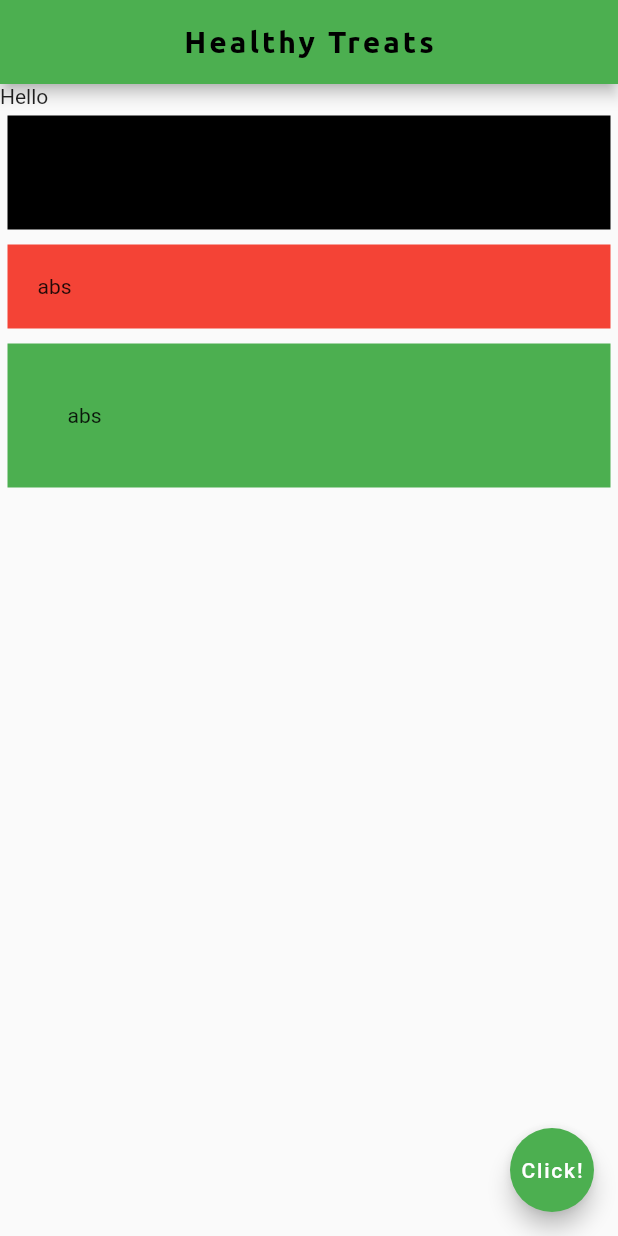
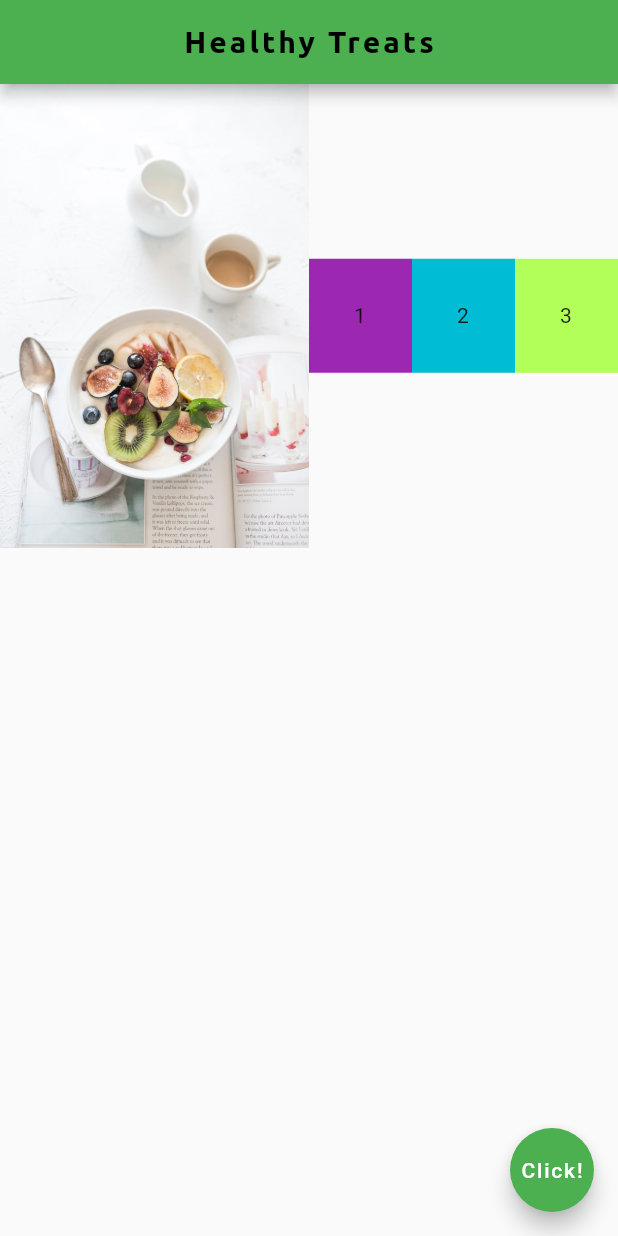
Before and after one commit to Allanetizen/flutter, a Flutter app: the screen it shows after launch, on a phone screen of 412 x 824 dp. Run offline on Flutter 3.47's test engine with Material 2 defaults, Android fonts, the phone set to English and light mode, and no system bars; project files that could hold a hidden picture were left out.

Commit message:
expanded widgets and flex

```diff
--- a/lib/main.dart
+++ b/lib/main.dart
@@ -1,6 +1,3 @@
-
-
-import 'package:flutter/cupertino.dart';
 import 'package:flutter/material.dart';
 
                 void main() => runApp(MaterialApp(title: "Cool App", home: Home()));
@@ -25,37 +22,38 @@ import 'package:flutter/material.dart';
                         centerTitle: true, //centers the above text
                         backgroundColor: Colors.green,
                       ),
-                      body: Column(
-                        mainAxisAlignment: MainAxisAlignment.start,
-                        crossAxisAlignment: CrossAxisAlignment.stretch,
+                      body: Row(
                             children: <Widget>[
-                          Row(
-                            children: <Widget>[
-                              Text('Hello')
-                            ],
-
+                              Expanded(
+                                flex: 3,
+                                child: Image.asset(
+                                    'img/healthy.jpg'
                                 ),
-                          Container(
+                              ),
+          Expanded(
+            flex:1,
+            child: Container(
               padding: EdgeInsets.all(30.0),
-                            margin: EdgeInsets.all(5.0),
-                            color: Colors.black,
-                            child: Text('abs'),
-
+              color: Colors.purple,
+              child: Text('1'),
             ),
-                          Container(
-                            padding: EdgeInsets.all(20.0),
-                            margin: EdgeInsets.all(5.0),
-                            color: Colors.red,
-                            child: Text('abs'),
-
           ),
-                          Container(
-                            padding: EdgeInsets.all(40.0),
-                            margin: EdgeInsets.all(5.0),
-                            color: Colors.green,
-                            child: Text('abs'),
-
+          Expanded(
+            flex:1,
+            child: Container(
+              padding: EdgeInsets.all(30.0),
+              color: Colors.cyan,
+              child: Text('2'),
             ),
+          ),
+          Expanded(
+            flex:1,
+            child: Container(
+              padding: EdgeInsets.all(30.0),
+              color: Colors.lightGreenAccent,
+              child: Text('3'),
+            ),
+          )
         ],
       ),
                       floatingActionButton: FloatingActionButton(
```
Lines whose indentation alone changed are shown as unchanged.
